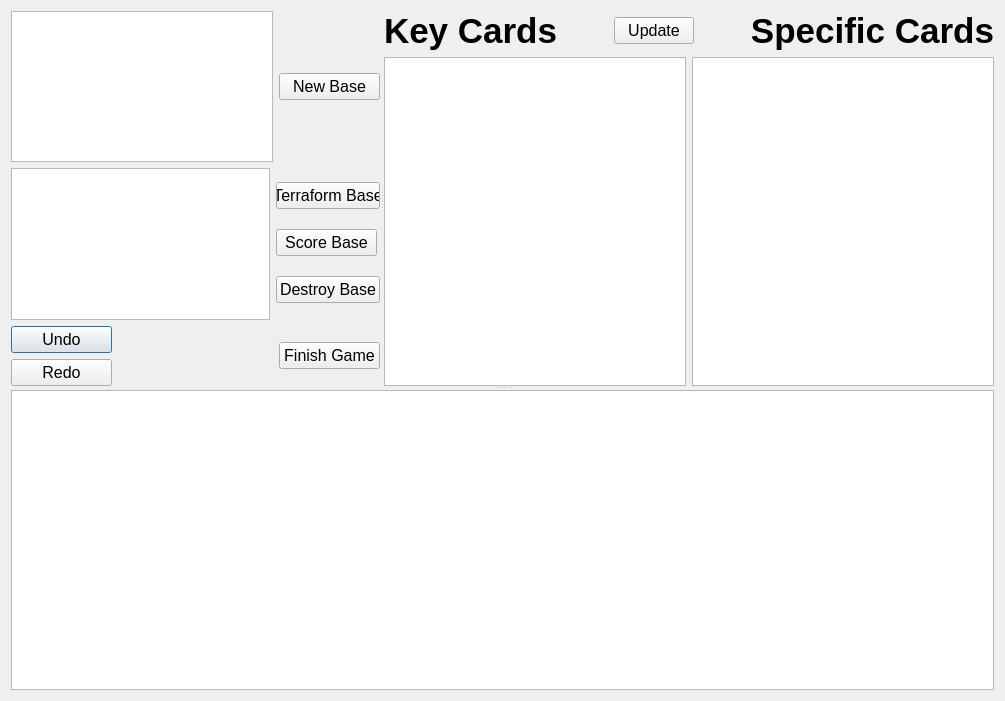
Qt form mainGame.ui (fabikw/Smash-UP) before a commit.
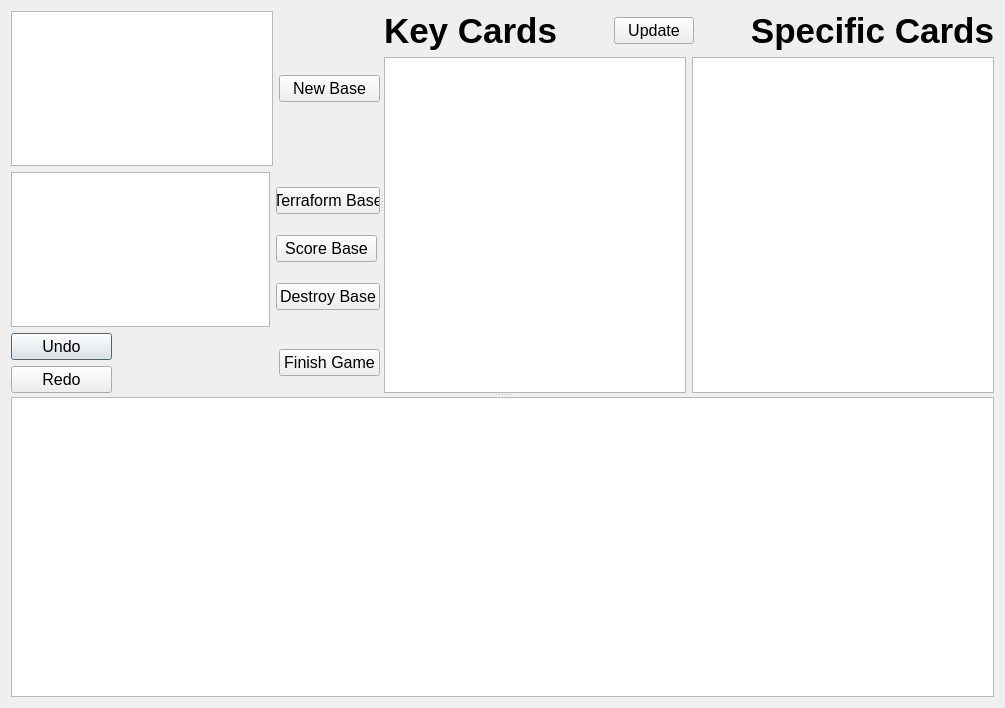
The same form after that commit.

Commit message: Added alternating row columns for lists.

```diff
--- a/mainGame.ui
+++ b/mainGame.ui
@@ -7,7 +7,7 @@
     <x>0</x>
     <y>0</y>
     <width>1005</width>
-    <height>697</height>
+    <height>708</height>
    </rect>
   </property>
   <property name="windowTitle">
@@ -78,6 +78,9 @@
               <bold>false</bold>
              </font>
             </property>
+            <property name="alternatingRowColors">
+             <bool>true</bool>
+            </property>
            </widget>
           </item>
          </layout>
@@ -105,6 +108,9 @@
               <bold>false</bold>
              </font>
             </property>
+            <property name="alternatingRowColors">
+             <bool>true</bool>
+            </property>
            </widget>
           </item>
           <item row="0" column="1">
@@ -292,7 +298,7 @@
         </item>
        </layout>
       </widget>
-      <widget class="QWidget" name="">
+      <widget class="QWidget" name="layoutWidget">
        <layout class="QVBoxLayout" name="verticalLayout_4">
         <item>
          <layout class="QHBoxLayout" name="horizontalLayout">
```
The commit also changes 2 other files.
